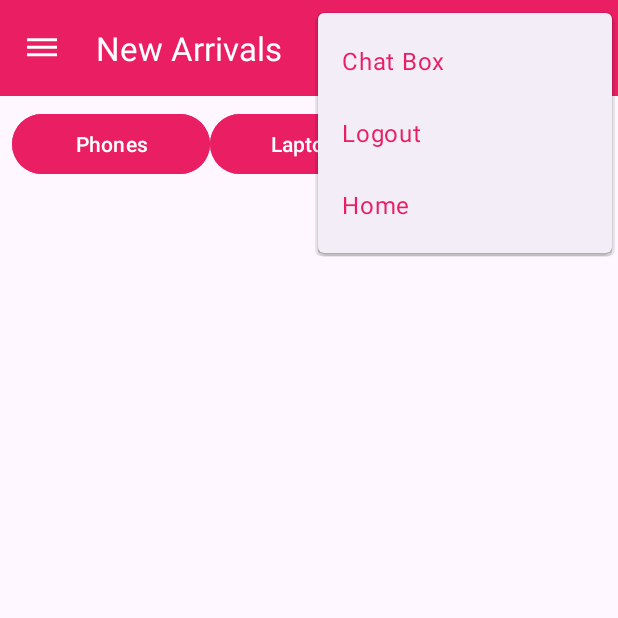
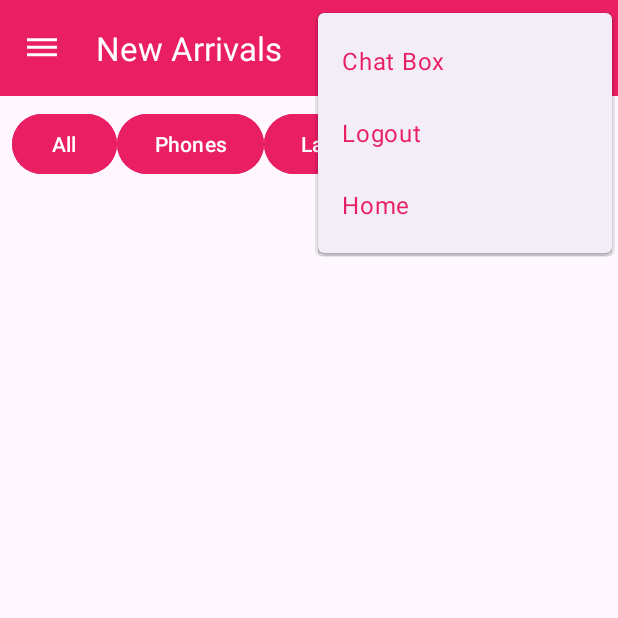
Before and after one commit to tinnguyentrung962k/EStorePRM392, an Android app: the screen it shows after launch once a user with an empty profile is signed in (NewArrivalsActivity), with the options menu open, on a phone screen of 412 x 824 dp, the top half of it. Run offline under Robolectric (Android 15) with nearby library versions, the phone set to English and light mode, and no system bars; our stand-ins replace Firebase (no records; nobody signed in at launch, a user with empty details on screens opened directly); pictures from the network do not load; Roboto replaces fonts that are not available here.

```diff
--- a/app/src/main/res/layout/activity_new_arrivals.xml
+++ b/app/src/main/res/layout/activity_new_arrivals.xml
@@ -66,32 +66,42 @@
             android:layout_below="@id/toolbar"
             android:padding="8dp">
 
+
+            <Button
+                android:id="@+id/btnAll"
+                android:layout_width="10dp"
+                android:layout_height="wrap_content"
+                android:layout_weight="1"
+                android:backgroundTint="@color/magenta"
+                android:onClick="onAllButtonClick"
+                android:text="All" />
+
+
             <Button
                 android:id="@+id/btnPhones"
-                android:layout_width="3dp"
+                android:layout_width="38dp"
                 android:layout_height="wrap_content"
                 android:layout_weight="1"
+                android:backgroundTint="@color/magenta"
                 android:onClick="onPhoneButtonClick"
-                android:text="Phones"
-                android:backgroundTint="@color/magenta"
-                />
+                android:text="Phones" />
 
             <Button
                 android:id="@+id/btnLaptops"
-                android:layout_width="3dp"
+                android:layout_width="40dp"
                 android:layout_height="wrap_content"
                 android:layout_weight="1"
+                android:backgroundTint="@color/magenta"
                 android:onClick="onLaptopButtonClick"
-                android:backgroundTint="@color/magenta"
                 android:text="Laptops" />
 
             <Button
                 android:id="@+id/btnAccessories"
-                android:layout_width="3dp"
+                android:layout_width="68dp"
                 android:layout_height="wrap_content"
                 android:layout_weight="1"
+                android:backgroundTint="@color/magenta"
                 android:onClick="onAccessoriesButtonClick"
-                android:backgroundTint="@color/magenta"
                 android:text="Accessories" />
         </LinearLayout>
     </com.google.android.material.appbar.AppBarLayout>
```
Also changed, not shown: app/src/main/java/com/prm392/estoreprm392/activity/product/NewArrivalsActivity.java (+23 -5 lines).
